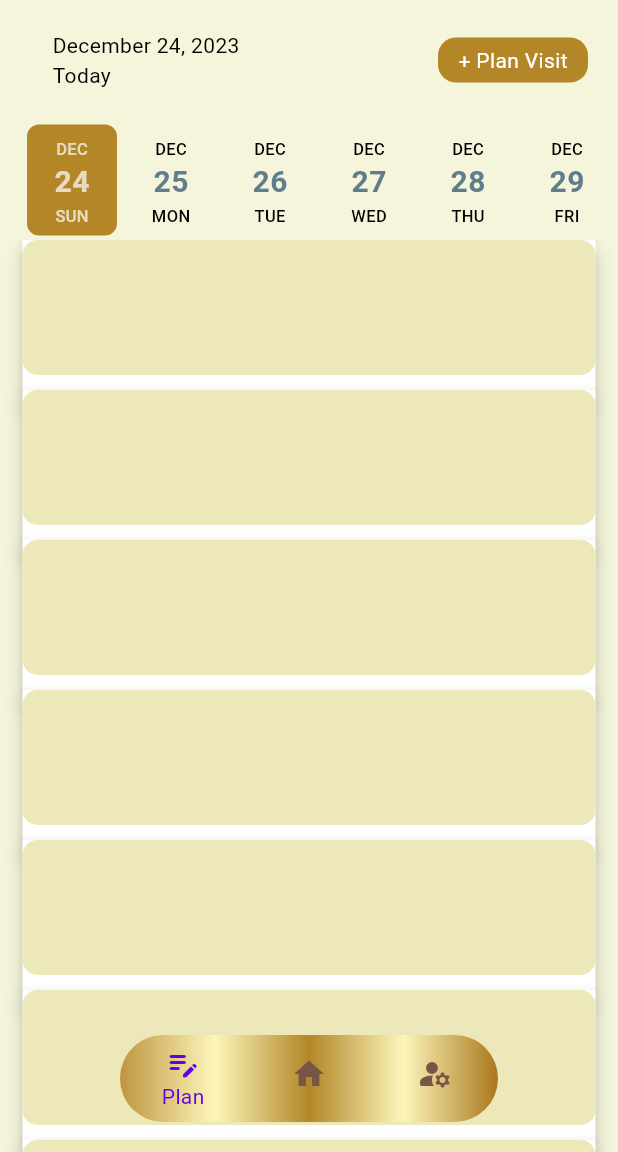
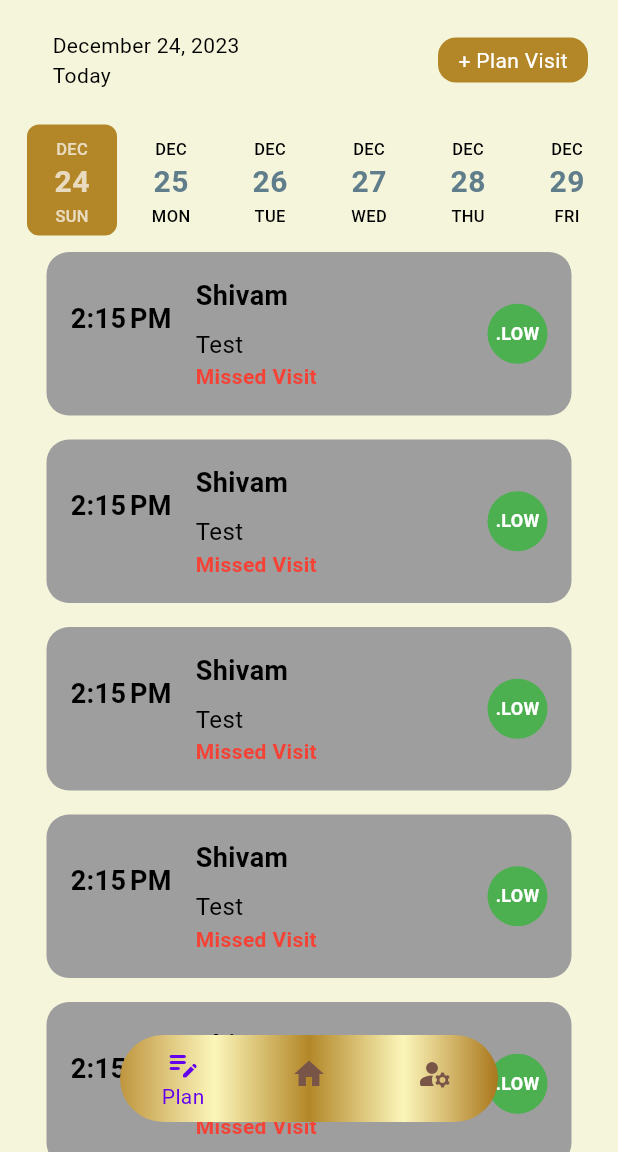
Before and after one commit to shivam-hub/mr-app, a Flutter app: the HomeScreen screen opened directly with empty values, on a phone screen of 412 x 824 dp, the part 84-1236 px from its top. Run offline on Flutter 3.47's test engine with Material 3 defaults, Android fonts, the phone set to English and light mode, and no system bars; our stand-ins replace bloc, dropdown_textfield, equatable, flutter_bloc, geolocator, get and 3 more; accounts and stored records are empty.

```diff
--- a/lib/blocs/master/master_bloc.dart
+++ b/lib/blocs/master/master_bloc.dart
@@ -36,7 +36,6 @@ class MasterBloc extends Bloc<MasterEvent, MasterState> {
         final isSaved = await apiService.saveMasterDetails(json.encode(payload));
         yield MasterSuccessState();
       } catch (e) {
-        // If there's an error, yield error state
         yield MasterErrorState('Error saving data: $e');
       }
     } else if (event is MasterFormReset) {
--- a/lib/blocs/plan_visit/plan_visit_state.dart
+++ b/lib/blocs/plan_visit/plan_visit_state.dart
@@ -1,6 +1,12 @@
 abstract class PlanVisitState {}
 
 class PlanVisitInitialState extends PlanVisitState {}
+
+class DoctorSelectedState extends PlanVisitState {
+  final Map<String, dynamic> doctorDetails;
+
+  DoctorSelectedState(this.doctorDetails);
+}
 
 class PlanVisitLoadingState extends PlanVisitState {}
 
--- a/lib/screens/home_screen.dart
+++ b/lib/screens/home_screen.dart
@@ -6,6 +6,7 @@ import 'package:nurene_app/themes/app_colors.dart';
 import 'package:nurene_app/widgets/add_button_widget.dart';
 import 'package:nurene_app/widgets/appbar_widget.dart';
 import 'package:nurene_app/widgets/bottom_navigationbar_widget.dart';
+import 'package:nurene_app/widgets/home_screen_cards.dart';
 import 'package:nurene_app/widgets/logo_widget.dart';
 import 'package:intl/intl.dart';
 // import 'package:get/get.dart';
@@ -84,29 +85,22 @@ class _HomeScreenState extends State<HomeScreen> {
               ),
               onDateChange: (date) {
                 _selectedDate = date;
+                debugPrint('$_selectedDate');
               },
             ),
           ),
           Expanded(
             child: ListView.builder(
                 // itemCount: _taskController.tasklist.length,
-                itemCount: 7,
+                itemCount: 10,
                 itemBuilder: (_, context) {
-                  return Padding(
-                    padding: const EdgeInsets.fromLTRB(15, 0, 15, 0),
-                    child: Material(
-                      elevation: 5,
-                      child: Container(
-                        decoration: BoxDecoration(
-                          borderRadius: BorderRadius.circular(10),
-                          color: const Color.fromARGB(255, 237, 232, 185),
-                        ),
-                        width: 60,
-                        height: 90,
-                        margin: const EdgeInsets.only(bottom: 10),
-                      ),
-                    ),
-                  );
+                  return const Padding(
+                      padding: EdgeInsets.fromLTRB(15, 0, 15, 0),
+                      child: CardWidget(
+                        time: "2023-12-22T14:15:00.000+00:00",
+                        doctorName: "Shivam",
+                        clinicName: "Test",
+                      ));
                 }),
           )
         ],
--- a/lib/widgets/date_picker_widget.dart
+++ b/lib/widgets/date_picker_widget.dart
@@ -3,6 +3,10 @@ import 'package:nurene_app/themes/app_colors.dart';
 import 'package:nurene_app/widgets/text_field_widget.dart';
 
 class DatePickerWidget extends StatefulWidget {
+  final Function(DateTime selectedDate) onDateSelected;
+
+  const DatePickerWidget({super.key, required this.onDateSelected});
+
   @override
   _DatePickerWidgetState createState() => _DatePickerWidgetState();
 }
@@ -40,6 +44,8 @@ class _DatePickerWidgetState extends State<DatePickerWidget> {
       setState(() {
         _selectedDate = picked;
       });
+
+      widget.onDateSelected(_selectedDate);
     }
   }
 
--- /dev/null
+++ b/lib/widgets/home_screen_cards.dart
@@ -0,0 +1,156 @@
+import 'package:flutter/material.dart';
+import 'package:intl/intl.dart';
+
+enum Priority { low, medium, high }
+
+class CardWidget extends StatelessWidget {
+  final String time;
+  final String doctorName;
+  final String clinicName;
+  final Priority priority;
+
+  const CardWidget({
+    Key? key,
+    required this.time,
+    required this.doctorName,
+    required this.clinicName,
+    this.priority = Priority.low,
+  }) : super(key: key);
+
+  Color _getPriorityColor() {
+    switch (priority) {
+      case Priority.low:
+        return Colors.green;
+      case Priority.medium:
+        return Colors.yellow;
+      case Priority.high:
+        return Colors.red;
+    }
+  }
+
+  bool _isVisitMissed() {
+    // Parse the scheduled time
+    final scheduledTime = DateTime.parse(time);
+
+    // Compare with the current time
+    return DateTime.now().isAfter(scheduledTime);
+  }
+
+  void _showOptions(BuildContext context) {
+    showModalBottomSheet(
+      context: context,
+      builder: (BuildContext context) {
+        return Column(
+          mainAxisSize: MainAxisSize.min,
+          children: <Widget>[
+            ListTile(
+              leading: const Icon(Icons.check),
+              title: const Text('Visit'),
+              onTap: () {
+                Navigator.pop(context);
+                // Implement the visit logic
+              },
+            ),
+            ListTile(
+              leading: const Icon(Icons.edit),
+              title: const Text('Edit'),
+              onTap: () {
+                Navigator.pop(context);
+                // Implement the edit logic
+              },
+            ),
+            ListTile(
+              leading: const Icon(Icons.delete),
+              title: const Text('Delete'),
+              onTap: () {
+                Navigator.pop(context);
+                // Implement the delete logic
+              },
+            )
+          ],
+        );
+      },
+    );
+  }
+
+  @override
+  Widget build(BuildContext context) {
+    final bool isMissed = _isVisitMissed();
+
+    return GestureDetector(
+      onTap: () => _showOptions(context),
+      child: Card(
+        shape: RoundedRectangleBorder(borderRadius: BorderRadius.circular(15)),
+        elevation: isMissed ? 0.0 : 5.0,
+        margin: const EdgeInsets.symmetric(vertical: 8.0, horizontal: 16.0),
+        color:
+            isMissed ? Colors.grey : const Color.fromARGB(255, 237, 232, 185),
+        child: Padding(
+          padding: const EdgeInsets.all(16.0),
+          child: Row(
+            crossAxisAlignment: CrossAxisAlignment.center,
+            children: [
+              // Left Section - Time
+              Column(
+                children: [
+                  Text(
+                    DateFormat.jm().format(DateTime.parse(time)),
+                    style: const TextStyle(
+                      fontSize: 18.0,
+                      fontWeight: FontWeight.bold,
+                    ),
+                  ),
+                  const Divider(
+                    color: Colors.black,
+                    height: 20,
+                    thickness: 2,
+                  ),
+                  // Additional time-related information
+                ],
+              ),
+              const SizedBox(width: 16.0),
+              // Middle Section - Doctor's Name and Clinic's Name
+              Expanded(
+                child: Column(
+                  crossAxisAlignment: CrossAxisAlignment.start,
+                  children: [
+                    Text(
+                      doctorName,
+                      style: const TextStyle(
+                        fontSize: 18.0,
+                        fontWeight: FontWeight.bold,
+                      ),
+                    ),
+                    const SizedBox(height: 8.0),
+                    Text(
+                      clinicName,
+                      style: const TextStyle(fontSize: 16.0),
+                    ),
+                    if (isMissed)
+                      const Text(
+                        'Missed Visit',
+                        style: TextStyle(
+                          color: Colors.red,
+                          fontWeight: FontWeight.bold,
+                        ),
+                      ),
+                  ],
+                ),
+              ),
+              const SizedBox(width: 16.0),
+              // Right Section - Priority Icon or Image
+              CircleAvatar(
+                backgroundColor: _getPriorityColor(),
+                child: Text(
+                  priority.toString().substring(8).toUpperCase(),
+                  style: const TextStyle(
+                      fontSize: 12, fontWeight: FontWeight.bold),
+                ),
+              ),
+            ],
+          ),
+        ),
+      ),
+    );
+  }
+}
```
Also changed, not shown: lib/blocs/plan_visit/plan_visit_bloc.dart (+32 -13 lines), lib/blocs/plan_visit/plan_visit_event.dart (+2 -12 lines), lib/models/plan_visit_model.dart (added, +153 -0 lines), lib/screens/plan_visit_screen.dart (+72 -18 lines), lib/services/api_services.dart (+42 -0 lines), lib/widgets/time_picker_widget.dart (+7 -3 lines).
